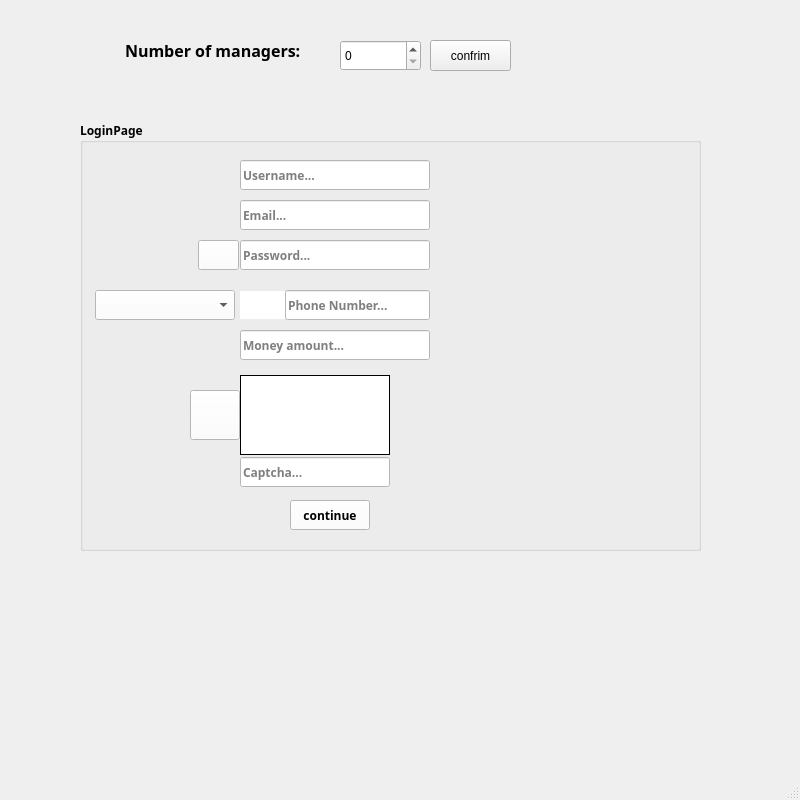
Qt form loginpage.ui (KiarashDalir2003/FarmManagementProject) before a commit.
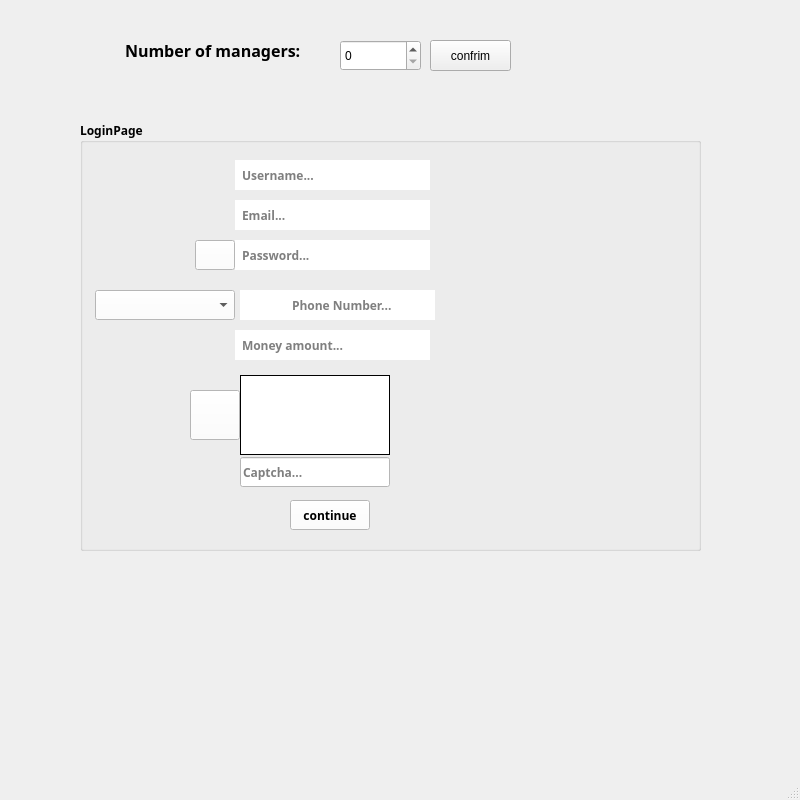
The same form after that commit. Icons and pictures are not drawn.

Commit message: project updated and debuged. and border-left-color for all of input fields(LineEdit) added

```diff
--- a/loginpage.ui
+++ b/loginpage.ui
@@ -70,9 +70,9 @@
     <widget class="QPushButton" name="EyeBtn">
      <property name="geometry">
       <rect>
-       <x>118</x>
+       <x>115</x>
        <y>120</y>
-       <width>41</width>
+       <width>40</width>
        <height>30</height>
       </rect>
      </property>
@@ -96,6 +96,9 @@
       <string notr="true">color: rgb(0, 0, 0);
 background-color: rgb(255, 255, 255);</string>
      </property>
+     <property name="frame">
+      <bool>false</bool>
+     </property>
      <property name="placeholderText">
       <string>Password...</string>
      </property>
@@ -113,6 +116,9 @@
       <string notr="true">background-color: rgb(255, 255, 255);
 color: rgb(0, 0, 0);</string>
      </property>
+     <property name="frame">
+      <bool>false</bool>
+     </property>
      <property name="placeholderText">
       <string>Username...</string>
      </property>
@@ -130,6 +136,9 @@
       <string notr="true">color: rgb(0, 0, 0);
 background-color: rgb(255, 255, 255);</string>
      </property>
+     <property name="frame">
+      <bool>false</bool>
+     </property>
      <property name="placeholderText">
       <string>Email...</string>
      </property>
@@ -137,7 +146,7 @@
     <widget class="QLineEdit" name="PhoneNumberLineEdit">
      <property name="geometry">
       <rect>
-       <x>205</x>
+       <x>210</x>
        <y>170</y>
        <width>145</width>
        <height>30</height>
@@ -150,6 +159,9 @@
      <property name="maxLength">
       <number>10</number>
      </property>
+     <property name="frame">
+      <bool>false</bool>
+     </property>
      <property name="placeholderText">
       <string>Phone Number...</string>
      </property>
@@ -213,6 +225,9 @@
       <string notr="true">color: rgb(0, 0, 0);
 background-color: rgb(255, 255, 255);</string>
      </property>
+     <property name="frame">
+      <bool>false</bool>
+     </property>
      <property name="placeholderText">
       <string>Money amount...</string>
      </property>
@@ -256,10 +271,10 @@
     <widget class="QLabel" name="countryCodeLBL">
      <property name="geometry">
       <rect>
-       <x>160</x>
-       <y>171</y>
+       <x>165</x>
+       <y>170</y>
        <width>45</width>
-       <height>28</height>
+       <height>30</height>
       </rect>
      </property>
      <property name="styleSheet">
@@ -272,6 +287,86 @@
       <set>Qt::AlignRight|Qt::AlignTrailing|Qt::AlignVCenter</set>
      </property>
     </widget>
+    <widget class="QLabel" name="isUsernameCorrect">
+     <property name="geometry">
+      <rect>
+       <x>155</x>
+       <y>40</y>
+       <width>5</width>
+       <height>30</height>
+      </rect>
+     </property>
+     <property name="styleSheet">
+      <string notr="true">background-color: rgb(255, 255, 255);</string>
+     </property>
+     <property name="text">
+      <string/>
+     </property>
+    </widget>
+    <widget class="QLabel" name="isEmailCorrect">
+     <property name="geometry">
+      <rect>
+       <x>155</x>
+       <y>80</y>
+       <width>5</width>
+       <height>30</height>
+      </rect>
+     </property>
+     <property name="styleSheet">
+      <string notr="true">background-color: rgb(255, 255, 255);</string>
+     </property>
+     <property name="text">
+      <string/>
+     </property>
+    </widget>
+    <widget class="QLabel" name="isPassCorrect">
+     <property name="geometry">
+      <rect>
+       <x>155</x>
+       <y>120</y>
+       <width>5</width>
+       <height>30</height>
+      </rect>
+     </property>
+     <property name="styleSheet">
+      <string notr="true">background-color: rgb(255, 255, 255);</string>
+     </property>
+     <property name="text">
+      <string/>
+     </property>
+    </widget>
+    <widget class="QLabel" name="isPhoneNumCorrect">
+     <property name="geometry">
+      <rect>
+       <x>160</x>
+       <y>170</y>
+       <width>5</width>
+       <height>30</height>
+      </rect>
+     </property>
+     <property name="styleSheet">
+      <string notr="true">background-color: rgb(255, 255, 255);</string>
+     </property>
+     <property name="text">
+      <string/>
+     </property>
+    </widget>
+    <widget class="QLabel" name="isMoneyCorrect">
+     <property name="geometry">
+      <rect>
+       <x>155</x>
+       <y>210</y>
+       <width>5</width>
+       <height>30</height>
+      </rect>
+     </property>
+     <property name="styleSheet">
+      <string notr="true">background-color: rgb(255, 255, 255);</string>
+     </property>
+     <property name="text">
+      <string/>
+     </property>
+    </widget>
    </widget>
    <widget class="QPushButton" name="ConfirmBtn">
     <property name="geometry">
```
The commit also changes 3 other files.
